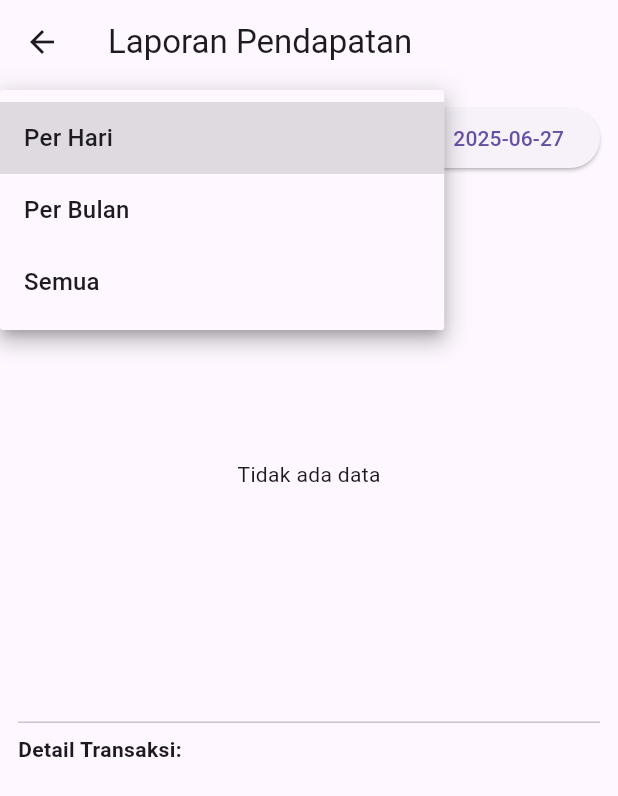
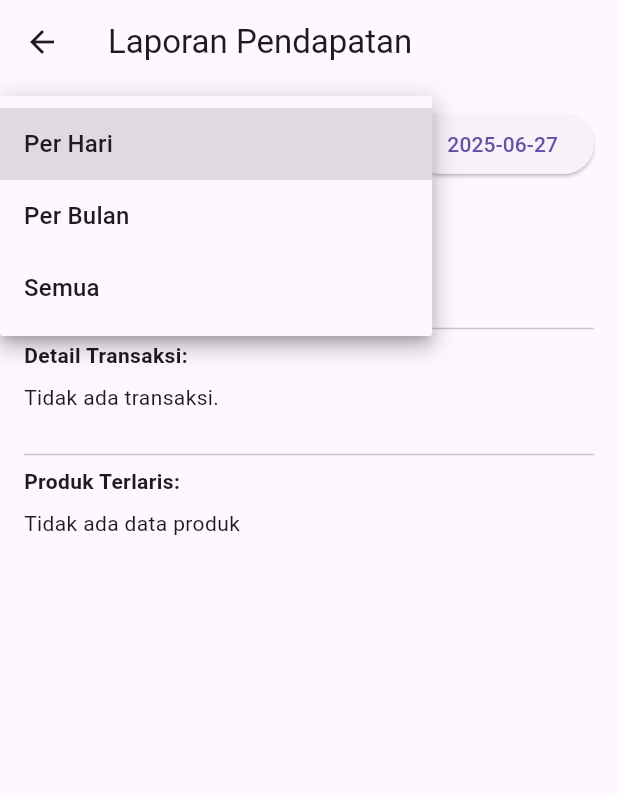
Before and after one commit to okanfdlh/aplikasi-kasir-warkop, a Flutter app: the PendapatanPage screen opened by its route, after a tap on "Per Hari", on a phone screen of 412 x 824 dp. Shown: the top 796 px of the screen. Run offline on Flutter 3.47's test engine with Material 3 defaults, Android fonts, the phone set to English and light mode, and no system bars; our stand-ins replace animate_do, dio, fl_chart, get, image_picker, shared_preferences; accounts and stored records are empty; network calls fail.

Commit message:
update pendapatan

```diff
--- /dev/null
+++ b/lib/models/pendapatan_model.dart
@@ -0,0 +1,36 @@
+class PendapatanModel {
+  final DateTime label;
+  final double jumlah;
+
+  PendapatanModel({required this.label, required this.jumlah});
+
+  factory PendapatanModel.fromJson(Map<String, dynamic> json) {
+    return PendapatanModel(
+      label: DateTime.parse(json['label']),
+      jumlah: double.tryParse(json['jumlah'].toString()) ?? 0.0,
+    );
+  }
+
+  static List<PendapatanModel> fromJsonList(List<dynamic> data) {
+    return data.map((e) => PendapatanModel.fromJson(e)).toList();
+  }
+}
+
+
+class ProdukTerlarisModel {
+  final String productName;
+  final int totalTerjual;
+
+  ProdukTerlarisModel({required this.productName, required this.totalTerjual});
+
+  factory ProdukTerlarisModel.fromJson(Map<String, dynamic> json) {
+    return ProdukTerlarisModel(
+      productName: json['product_name'],
+      totalTerjual: int.tryParse(json['total_terjual'].toString()) ?? 0,
+    );
+  }
+
+  static List<ProdukTerlarisModel> fromJsonList(List<dynamic> data) {
+    return data.map((e) => ProdukTerlarisModel.fromJson(e)).toList();
+  }
+}
--- a/lib/services/order_service.dart
+++ b/lib/services/order_service.dart
@@ -1,9 +1,13 @@
 import 'dart:convert';
 import 'package:http/http.dart' as http;
+import 'package:shared_preferences/shared_preferences.dart';
+import '../models/pendapatan_model.dart';
 
 class OrderService {
+  static const baseUrl = 'seduh.dev-web2.babelprov.go.id';
+
   static Future<List<dynamic>> fetchOrders() async {
-    final response = await http.get(Uri.parse('https://seduh.dev-web2.babelprov.go.id/api/orders'));
+    final response = await http.get(Uri.parse('https://$baseUrl/api/orders'));
 
     if (response.statusCode == 200) {
       return json.decode(response.body);
@@ -12,16 +16,49 @@ class OrderService {
     }
   }
 
-  static Future<List<Map<String, dynamic>>> fetchPendapatan() async {
-    final response = await http.get(Uri.parse('https://seduh.dev-web2.babelprov.go.id/api/orders'));
-    if (response.statusCode == 200) {
-      List<dynamic> data = json.decode(response.body);
-      return data.map((item) => {
-        "tanggal": item['tanggal'],
-        "jumlah": int.parse(item['jumlah'].toString()),
-      }).toList();
+  static Future<List<PendapatanModel>> fetchPendapatan({
+    String type = 'day',
+    int? year,
+    int? month,
+    int? day,
+  }) async {
+    final prefs = await SharedPreferences.getInstance();
+    final token = prefs.getString('token');
+    final query = {
+      'type': type,
+      'year': year?.toString() ?? DateTime.now().year.toString(),
+      if (month != null) 'month': month.toString(),
+      if (day != null) 'day': day.toString(),
+    };
+    final uri = Uri.http(baseUrl, '/api/pendapatan', query);
+    final res = await http.get(uri, headers: {'Authorization': 'Bearer $token'});
+
+    if (res.statusCode == 200) {
+      final List<dynamic> body = json.decode(res.body);
+      return body.map((item) => PendapatanModel.fromJson(item)).toList();
     } else {
-      throw Exception('Gagal memuat data pendapatan');
+      throw Exception('Gagal mengambil data pendapatan');
+    }
+  }
+
+  static Future<List<ProdukTerlarisModel>> fetchProdukTerlaris({
+    int? year,
+    int? month,
+  }) async {
+    final prefs = await SharedPreferences.getInstance();
+    final token = prefs.getString('token');
+    final query = {
+      if (year != null) 'year': year.toString(),
+      if (month != null) 'month': month.toString(),
+    };
+    final uri = Uri.http(baseUrl, '/api/produk-terlaris', query);
+    final res = await http.get(uri, headers: {'Authorization': 'Bearer $token'});
+
+    if (res.statusCode == 200) {
+      final List<dynamic> body = json.decode(res.body);
+      return body.map((item) => ProdukTerlarisModel.fromJson(item)).toList();
+    } else {
+      throw Exception('Gagal mengambil produk terlaris');
     }
   }
 }
--- /dev/null
+++ b/lib/utils/date_helper.dart
@@ -0,0 +1,5 @@
+class DateHelper {
+  static bool isSameDay(DateTime a, DateTime b) {
+    return a.year == b.year && a.month == b.month && a.day == b.day;
+  }
+}
--- a/lib/views/menu_page.dart
+++ b/lib/views/menu_page.dart
@@ -3,7 +3,6 @@ import 'package:get/get.dart';
 import 'package:intl/intl.dart';
 import '../controllers/menu_controller.dart' as MyMenuController;
 import '../widgets/product_card.dart';
-import 'tambah_menu_page.dart';
 import 'package:shared_preferences/shared_preferences.dart';
 import 'edit_menu_page.dart';
 import '../controllers/cart_controller.dart';
--- a/lib/views/pembayaran_page.dart
+++ b/lib/views/pembayaran_page.dart
@@ -37,7 +37,7 @@ class _PembayaranPageState extends State<PembayaranPage> {
   final prefs = await SharedPreferences.getInstance();
   final token = prefs.getString('token'); // pastikan key-nya sesuai saat login
 
-  final url = Uri.parse("http://10.0.0.2:8000/api/order/cash");
+  final url = Uri.parse("http://seduh.dev-web2.babelprov.go.id/api/order/cash");
 
   final Map<String, dynamic> body = {
     "name": namaController.text,
@@ -46,6 +46,8 @@ class _PembayaranPageState extends State<PembayaranPage> {
     "note": noteController.text,
     "items": items,
   };
+print("Items yang dikirim: $items");
+print("Token yang digunakan: $token");
 
   try {
     final response = await http.post(
@@ -61,15 +63,19 @@ class _PembayaranPageState extends State<PembayaranPage> {
       Get.snackbar("Sukses", "Pesanan berhasil disimpan!",
           backgroundColor: Colors.green[100], colorText: Colors.black);
       Get.offAllNamed('/order/struk', arguments: json.decode(response.body));
-    } else {
-      print(response.body);
-      Get.snackbar("Gagal", "Pesanan gagal disimpan!",
+    }  else {
+      print("Status: ${response.statusCode}");
+      print("Response body: ${response.body}");
+      Get.snackbar("Gagal", "Pesanan gagal: ${response.body}",
           backgroundColor: Colors.red[100], colorText: Colors.black);
     }
+
   } catch (e) {
     Get.snackbar("Error", e.toString(),
         backgroundColor: Colors.red[100], colorText: Colors.black);
   }
+  print("Data yang dikirim: ${json.encode(body)}");
+
 }
 
 
--- a/lib/views/pendapatan_page.dart
+++ b/lib/views/pendapatan_page.dart
@@ -1,70 +1,76 @@
+// File: pendapatan_page.dart
 import 'package:flutter/material.dart';
 import 'package:intl/intl.dart';
 import 'package:fl_chart/fl_chart.dart';
-import '../services/order_service.dart'; // Pastikan path ini sesuai struktur foldermu
+import '../models/pendapatan_model.dart';
+import '../services/order_service.dart';
+import '../widgets/bar_chart_widget.dart';
+import '../widgets/produk_terlaris_chart.dart';
+import '../widgets/transaksi_list.dart';
+import '../utils/date_helper.dart';
+
+enum FilterMode { perhari, perbulan, semua }
 
 class PendapatanPage extends StatefulWidget {
   @override
-  _PendapatanPageState createState() => _PendapatanPageState();
+  State<PendapatanPage> createState() => _PendapatanPageState();
 }
 
 class _PendapatanPageState extends State<PendapatanPage> {
-  String _filter = 'perhari';
+  FilterMode _filter = FilterMode.perhari;
   DateTime _selectedDate = DateTime.now();
-  List<Map<String, dynamic>> _dataPendapatan = [];
   bool _isLoading = true;
+
+  List<PendapatanModel> _dataPendapatan = [];
+  List<Map<String, dynamic>> _produkTerlaris = [];
 
   @override
   void initState() {
     super.initState();
-    fetchPendapatan();
+    _loadData();
+    print('DATA PENDAPATAN: $_dataPendapatan');
+print('FILTERED DATA: $_filteredData');
+print('PRODUK TERLARIS: $_produkTerlaris');
+
+  }
+
+  Future<void> _loadData() async {
+    setState(() => _isLoading = true);
+    await fetchPendapatan();
+    await fetchProdukTerlaris();
+    setState(() => _isLoading = false);
   }
 
   Future<void> fetchPendapatan() async {
     try {
-      final data = await OrderService.fetchPendapatan();
-      if (mounted) {
-        setState(() {
-          _dataPendapatan = data;
-          _isLoading = false;
-        });
-      }
+      final type = _filter == FilterMode.perhari
+          ? 'day'
+          : _filter == FilterMode.perbulan
+              ? 'day'
+              : 'month';
+
+      final data = await OrderService.fetchPendapatan(
+        type: type,
+        year: _selectedDate.year,
+        month: _filter != FilterMode.semua ? _selectedDate.month : null,
+        day: _filter == FilterMode.perhari ? _selectedDate.day : null,
+      );
+      _dataPendapatan = PendapatanModel.fromJsonList(data);
     } catch (e) {
-      print('Error: $e');
-      if (mounted) {
-        setState(() {
-          _isLoading = false;
-        });
-      }
+      print("Error fetching pendapatan: $e");
     }
   }
 
-  List<Map<String, dynamic>> get _filteredData {
-    final formatter = DateFormat('yyyy-MM-dd');
-    final selectedStr = formatter.format(_selectedDate);
-
-    if (_filter == 'perhari') {
-      return _dataPendapatan
-          .where((item) => item['tanggal'] == selectedStr)
-          .toList();
-    } else if (_filter == 'perbulan') {
-      return _dataPendapatan.where((item) {
-        final date = DateTime.parse(item['tanggal']);
-        return date.month == _selectedDate.month &&
-            date.year == _selectedDate.year;
-      }).toList();
-    } else {
-      return _dataPendapatan;
+  Future<void> fetchProdukTerlaris() async {
+    try {
+      final data = await OrderService.fetchProdukTerlaris(
+        year: _selectedDate.year,
+        month: _filter == FilterMode.perbulan ? _selectedDate.month : null,
+      );
+      _produkTerlaris = List<Map<String, dynamic>>.from(data);
+    } catch (e) {
+      print("Error fetching produk terlaris: $e");
     }
-  }
-
-  Map<String, double> get _pendapatanPerTanggal {
-    Map<String, double> result = {};
-    for (var item in _filteredData) {
-      result[item['tanggal']] = (result[item['tanggal']] ?? 0) +
-          (item['jumlah'] as num).toDouble();
-    }
-    return result;
   }
 
   Future<void> _pickDate() async {
@@ -76,44 +82,91 @@ class _PendapatanPageState extends State<PendapatanPage> {
     );
     if (picked != null) {
       setState(() => _selectedDate = picked);
+      await _loadData();
     }
+  }
+
+  List<PendapatanModel> get _filteredData {
+    return _dataPendapatan.where((e) {
+      if (_filter == FilterMode.perhari) {
+        return DateHelper.isSameDay(e.label, _selectedDate);
+      } else if (_filter == FilterMode.perbulan) {
+        return e.label.month == _selectedDate.month &&
+            e.label.year == _selectedDate.year;
+      }
+      return true;
+    }).toList();
+  }
+
+  double get totalPendapatan =>
+      _filteredData.fold(0.0, (sum, item) => sum + item.jumlah);
+
+  Map<String, double> get _pendapatanPerTanggal {
+    final Map<String, double> map = {};
+    for (var item in _filteredData) {
+      final key = DateFormat('yyyy-MM-dd').format(item.label);
+      map[key] = (map[key] ?? 0) + item.jumlah;
+    }
+    return map;
   }
 
   @override
   Widget build(BuildContext context) {
-    final formatCurrency = NumberFormat.currency(locale: 'id', symbol: 'Rp ');
-    final pendapatanTotal = _filteredData.fold<int>(
-      0,
-      (sum, item) => sum + (item['jumlah'] as int),
-    );
+    final currency = NumberFormat.currency(locale: 'id', symbol: 'Rp ');
 
     return Scaffold(
-      appBar: AppBar(
-        title: Text('Laporan Pendapatan'),
-      ),
+      appBar: AppBar(title: Text('Laporan Pendapatan')),
       body: _isLoading
           ? Center(child: CircularProgressIndicator())
           : Padding(
-              padding: const EdgeInsets.all(12.0),
+              padding: const EdgeInsets.all(16),
+              child: SingleChildScrollView(
                 child: Column(
+                  crossAxisAlignment: CrossAxisAlignment.start,
                   children: [
-                  // Filter dan tanggal
-                  Row(
+                    _buildFilterControls(),
+                    SizedBox(height: 12),
+                    Text('Total Pendapatan: ${currency.format(totalPendapatan)}',
+                        style:
+                            TextStyle(fontWeight: FontWeight.bold, fontSize: 16)),
+                    SizedBox(height: 16),
+                    BarChartWidget(data: _filteredData),
+                    SizedBox(height: 20),
+                    Divider(),
+                    Text('Detail Transaksi:',
+                        style: TextStyle(fontWeight: FontWeight.bold)),
+                    SizedBox(height: 8),
+                    TransaksiList(transaksi: _filteredData),
+                    SizedBox(height: 20),
+                    Divider(),
+                    Text('Produk Terlaris:',
+                        style: TextStyle(fontWeight: FontWeight.bold)),
+                    SizedBox(height: 8),
+                    ProdukTerlarisChart(data: ProdukTerlarisModel.fromJsonList(_produkTerlaris)),
+                  ],
+                ),
+              ),
+            ),
+    );
+  }
+
+  Widget _buildFilterControls() {
+    return Row(
       children: [
         Expanded(
-                        child: DropdownButton<String>(
+          child: DropdownButton<FilterMode>(
             value: _filter,
             items: [
               DropdownMenuItem(
-                                value: 'perhari', child: Text('Per Hari')),
+                  value: FilterMode.perhari, child: Text('Per Hari')),
               DropdownMenuItem(
-                                value: 'perbulan', child: Text('Per Bulan')),
-                            DropdownMenuItem(
-                                value: 'semua', child: Text('Semua')),
+                  value: FilterMode.perbulan, child: Text('Per Bulan')),
+              DropdownMenuItem(value: FilterMode.semua, child: Text('Semua')),
             ],
-                          onChanged: (val) {
+            onChanged: (val) async {
               if (val != null) {
                 setState(() => _filter = val);
+                await _loadData();
               }
             },
           ),
@@ -121,96 +174,9 @@ class _PendapatanPageState extends State<PendapatanPage> {
         SizedBox(width: 10),
         ElevatedButton(
           onPressed: _pickDate,
-                        child:
-                            Text(DateFormat('yyyy-MM-dd').format(_selectedDate)),
+          child: Text(DateFormat('yyyy-MM-dd').format(_selectedDate)),
         ),
       ],
-                  ),
-                  SizedBox(height: 10),
-                  Text(
-                    'Total Pendapatan: ${formatCurrency.format(pendapatanTotal)}',
-                    style: TextStyle(fontSize: 16, fontWeight: FontWeight.bold),
-                  ),
-                  SizedBox(height: 20),
-
-                  // Grafik pendapatan
-                  _pendapatanPerTanggal.isEmpty
-                      ? Expanded(child: Center(child: Text("Tidak ada data")))
-                      : Expanded(
-                          child: BarChart(
-                            BarChartData(
-                              alignment: BarChartAlignment.spaceAround,
-                              barGroups: _pendapatanPerTanggal.entries
-                                  .toList()
-                                  .asMap()
-                                  .entries
-                                  .map(
-                                    (entry) => BarChartGroupData(
-                                      x: entry.key,
-                                      barRods: [
-                                        BarChartRodData(
-                                          toY: entry.value.value / 1000,
-                                          color: Colors.green,
-                                          width: 16,
-                                        ),
-                                      ],
-                                    ),
-                                  )
-                                  .toList(),
-                              titlesData: FlTitlesData(
-                                bottomTitles: AxisTitles(
-                                  sideTitles: SideTitles(
-                                    showTitles: true,
-                                    getTitlesWidget: (value, meta) {
-                                      final index = value.toInt();
-                                      final dateKeys = _pendapatanPerTanggal.keys.toList();
-                                      if (index >= 0 &&
-                                          index < dateKeys.length) {
-                                        return Text(DateFormat('MM-dd').format(
-                                            DateTime.parse(dateKeys[index])));
-                                      }
-                                      return Text('');
-                                    },
-                                  ),
-                                ),
-                                leftTitles: AxisTitles(
-                                  sideTitles: SideTitles(
-                                    showTitles: true,
-                                    reservedSize: 40,
-                                    getTitlesWidget: (value, _) =>
-                                        Text('${(value * 1000).toInt()}'),
-                                  ),
-                                ),
-                              ),
-                            ),
-                          ),
-                        ),
-
-                  SizedBox(height: 10),
-                  Divider(),
-                  Align(
-                    alignment: Alignment.centerLeft,
-                    child: Text('Detail Transaksi:',
-                        style: TextStyle(fontWeight: FontWeight.bold)),
-                  ),
-                  SizedBox(height: 8),
-
-                  // List detail transaksi
-                  Expanded(
-                    child: ListView.builder(
-                      itemCount: _filteredData.length,
-                      itemBuilder: (context, index) {
-                        final item = _filteredData[index];
-                        return ListTile(
-                          title: Text('Tanggal: ${item['tanggal']}'),
-                          trailing: Text(formatCurrency.format(item['jumlah'])),
-                        );
-                      },
-                    ),
-                  ),
-                ],
-              ),
-            ),
     );
   }
 }
--- /dev/null
+++ b/lib/widgets/bar_chart_widget.dart
@@ -0,0 +1,63 @@
+import 'package:flutter/material.dart';
+import 'package:fl_chart/fl_chart.dart';
+import 'package:intl/intl.dart';
+import '../models/pendapatan_model.dart';
+
+class BarChartWidget extends StatelessWidget {
+  final List<PendapatanModel> data;
+
+  const BarChartWidget({required this.data});
+
+  @override
+  Widget build(BuildContext context) {
+    if (data.isEmpty) return Text("Tidak ada data pendapatan");
+
+    final barGroups = data.asMap().entries.map((entry) {
+      final index = entry.key;
+      final item = entry.value;
+      return BarChartGroupData(
+        x: index,
+        barRods: [
+          BarChartRodData(
+            toY: item.jumlah / 1000,
+            color: Colors.green,
+            width: 16,
+          )
+        ],
+      );
+    }).toList();
+
+    final labels = data.map((e) => e.label).toList();
+
+    return SizedBox(
+      height: 200,
+      child: BarChart(
+        BarChartData(
+          alignment: BarChartAlignment.spaceAround,
+          barGroups: barGroups,
+          titlesData: FlTitlesData(
+            bottomTitles: AxisTitles(
+              sideTitles: SideTitles(
+                showTitles: true,
+                getTitlesWidget: (value, meta) {
+                  final idx = value.toInt();
+                  if (idx >= 0 && idx < labels.length) {
+                    return Text(DateFormat('MM-dd').format(labels[idx]));
+                  }
+                  return Text('');
+                },
+              ),
+            ),
+            leftTitles: AxisTitles(
+              sideTitles: SideTitles(
+                showTitles: true,
+                reservedSize: 40,
+                getTitlesWidget: (value, _) => Text('${(value * 1000).toInt()}'),
+              ),
+            ),
+          ),
+        ),
+      ),
+    );
+  }
+}
--- /dev/null
+++ b/lib/widgets/produk_terlaris_chart.dart
@@ -0,0 +1,62 @@
+import 'package:flutter/material.dart';
+import 'package:fl_chart/fl_chart.dart';
+import '../models/pendapatan_model.dart';
+
+class ProdukTerlarisChart extends StatelessWidget {
+  final List<ProdukTerlarisModel> data;
+
+  const ProdukTerlarisChart({required this.data});
+
+  @override
+  Widget build(BuildContext context) {
+    if (data.isEmpty) return Text("Tidak ada data produk");
+
+    final barGroups = data.asMap().entries.map((entry) {
+      final index = entry.key;
+      final item = entry.value;
+      return BarChartGroupData(
+        x: index,
+        barRods: [
+          BarChartRodData(
+            toY: item.totalTerjual.toDouble(),
+            color: Colors.orange,
+            width: 16,
+          )
+        ],
+      );
+    }).toList();
+
+    return SizedBox(
+      height: 200,
+      child: BarChart(
+        BarChartData(
+          barGroups: barGroups,
+          titlesData: FlTitlesData(
+            bottomTitles: AxisTitles(
+              sideTitles: SideTitles(
+                showTitles: true,
+                getTitlesWidget: (value, meta) {
+                  final index = value.toInt();
+                  if (index >= 0 && index < data.length) {
+                    return Text(
+                      data[index].productName,
+                      style: TextStyle(fontSize: 10),
+                      overflow: TextOverflow.ellipsis,
+                    );
+                  }
+                  return Text('');
+                },
+              ),
+            ),
+            leftTitles: AxisTitles(
+              sideTitles: SideTitles(
+                showTitles: true,
+                getTitlesWidget: (value, _) => Text(value.toInt().toString()),
+              ),
+            ),
+          ),
+        ),
+      ),
+    );
+  }
+}
--- /dev/null
+++ b/lib/widgets/transaksi_list.dart
@@ -0,0 +1,28 @@
+import 'package:flutter/material.dart';
+import 'package:intl/intl.dart';
+import '../models/pendapatan_model.dart';
+
+class TransaksiList extends StatelessWidget {
+  final List<PendapatanModel> transaksi;
+
+  const TransaksiList({required this.transaksi});
+
+  @override
+  Widget build(BuildContext context) {
+    final format = NumberFormat.currency(locale: 'id', symbol: 'Rp ');
+    if (transaksi.isEmpty) return Text("Tidak ada transaksi.");
+
+    return ListView.builder(
+      shrinkWrap: true,
+      physics: NeverScrollableScrollPhysics(),
+      itemCount: transaksi.length,
+      itemBuilder: (context, index) {
+        final item = transaksi[index];
+        return ListTile(
+          title: Text('Tanggal: ${item.label}'),
+          trailing: Text(format.format(item.jumlah)),
+        );
+      },
+    );
+  }
+}
--- a/pubspec.yaml
+++ b/pubspec.yaml
@@ -41,7 +41,7 @@ dependencies:
   mysql1: ^0.19.2
   dio: ^5.8.0+1
   shared_preferences: ^2.5.2
-  fl_chart: ^0.64.0
+  fl_chart: ^0.66.2
   image_picker: ^1.0.4
   path: ^1.8.3
   path_provider: ^2.1.2
```
Also changed, not shown: .marscode/deviceInfo.json (added), pubspec.lock. Lines whose indentation alone changed are shown as unchanged.
